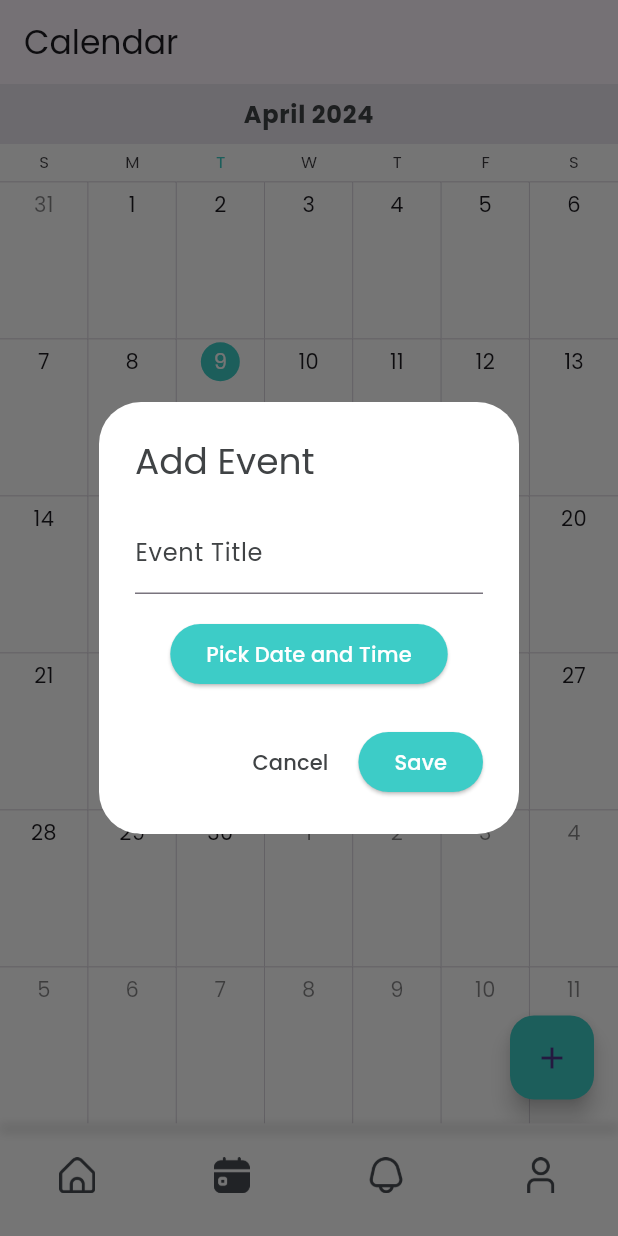
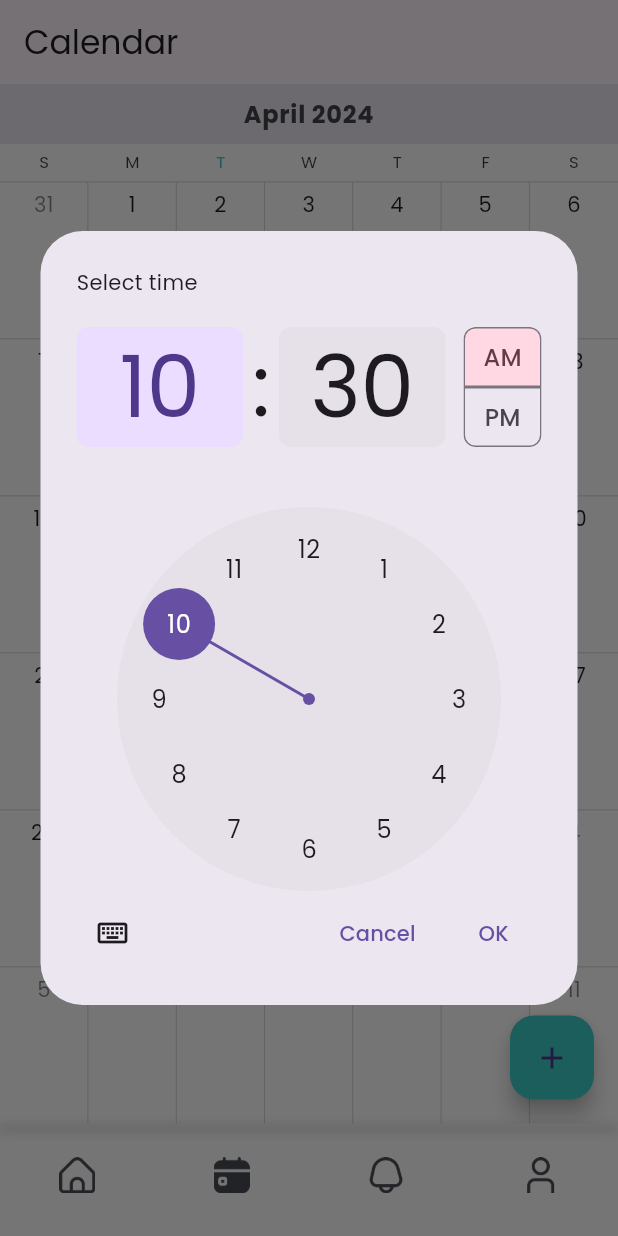
Before and after one commit to MexlTuba/stepping_stones, a Flutter app: the screen it shows after launch, item 2 of the bottom bar chosen, after a tap on the "add" icon, on a phone screen of 412 x 824 dp. Run offline on Flutter 3.47's test engine with Material 3 defaults, Android fonts, the phone set to English and light mode, and no system bars; drawn by our look-alikes of syncfusion_flutter_calendar; our stand-ins replace google_fonts.

Commit message:
modified calendar and notifications

```diff
--- a/lib/main.dart
+++ b/lib/main.dart
@@ -15,7 +15,6 @@ class MainApp extends StatelessWidget {
   Widget build(BuildContext context) {
     return MaterialApp(
       theme: ThemeData(
-        // Define the default font family
         fontFamily: GoogleFonts.poppins().fontFamily,
       ),
       home: SafeArea(
--- a/lib/screens/calendar_page.dart
+++ b/lib/screens/calendar_page.dart
@@ -65,74 +65,66 @@ class _CalendarPageState extends State<CalendarPage> {
     );
   }
 
+
+
   void _showAddEventDialog() async {
-    final newEvent = await showDialog(
+
+  _selectedDateTime ??= DateTime.now();
+  _eventTitleController.clear();
+
+  final TimeOfDay? pickedTime = await showTimePicker(
+    context: context,
+    initialTime: TimeOfDay.fromDateTime(_selectedDateTime!),
+  );
+
+  if (pickedTime != null) {
+
+    _selectedDateTime = DateTime(
+      _selectedDateTime!.year,
+      _selectedDateTime!.month,
+      _selectedDateTime!.day,
+      pickedTime.hour,
+      pickedTime.minute,
+    );
+
+    final newEvent = await showDialog<Appointment>(
       context: context,
       builder: (context) => AlertDialog(
         backgroundColor: Colors.white,
-        title: Text('Add Event',
-            style: TextStyle(
-                color: const Color(0xFF404345))),
+        title: Text('Add Event', style: TextStyle(color: const Color(0xFF404345))),
         content: SingleChildScrollView(
-          child: Column(
-            mainAxisSize: MainAxisSize.min,
-            children: [
-              TextField(
+          child: TextField(
             controller: _eventTitleController,
             decoration: InputDecoration(
               labelText: 'Event Title',
               focusedBorder: UnderlineInputBorder(
-                    borderSide: BorderSide(
-                        color: const Color(
-                            0xFF3DCCC7)),
+                borderSide: BorderSide(color: const Color(0xFF3DCCC7)),
               ),
-                  labelStyle: TextStyle(
-                      color: const Color(0xFF404345)),
+              labelStyle: TextStyle(color: const Color(0xFF404345)),
             ),
             cursorColor: const Color(0xFF3DCCC7),
-                style:
-                    TextStyle(color: const Color(0xFF404345)),
-              ),
-              SizedBox(height: 16),
-              ElevatedButton(
-                onPressed: _pickDateTime,
-                style: ElevatedButton.styleFrom(
-                  backgroundColor:
-                      const Color(0xFF3DCCC7),
-                ),
-                child: Text(
-                  'Pick Date and Time',
-                  style: TextStyle(
-                      color: Colors.white),
-                ),
-              ),
-            ],
+            style: TextStyle(color: const Color(0xFF404345)),
           ),
         ),
         actions: [
           TextButton(
-            onPressed: () {
-              Navigator.of(context).pop(null);
-            },
-            child: Text('Cancel',
-                style: TextStyle(
-                    color: const Color(0xFF404345))),
+            onPressed: () => Navigator.of(context).pop(null),
+            child: Text('Cancel', style: TextStyle(color: const Color(0xFF404345))),
           ),
           ElevatedButton(
             onPressed: () {
-              final newAppointment = Appointment(
+
+              if (_eventTitleController.text.isNotEmpty) {
+                final Appointment newAppointment = Appointment(
                   startTime: _selectedDateTime!,
                   endTime: _selectedDateTime!.add(Duration(hours: 1)),
                   subject: _eventTitleController.text,
                 );
                 Navigator.of(context).pop(newAppointment);
+              }
             },
-            child: Text('Save',
-                style: TextStyle(color: Colors.white)),
-            style: ElevatedButton.styleFrom(
-              backgroundColor:
-                  const Color(0xFF3DCCC7),
-            ),
+            child: Text('Save', style: TextStyle(color: Colors.white)),
+            style: ElevatedButton.styleFrom(backgroundColor: const Color(0xFF3DCCC7)),
           ),
         ],
       ),
@@ -141,9 +133,13 @@ class _CalendarPageState extends State<CalendarPage> {
     if (newEvent != null) {
       setState(() {
         _appointments.add(newEvent);
+
+        _selectedDateTime = null;
       });
     }
   }
+}
+
 
   void _pickDateTime() async {
     final pickedDateTime = await showDatePicker(
--- a/lib/screens/home_page.dart
+++ b/lib/screens/home_page.dart
@@ -5,9 +5,8 @@ import 'package:stepping_stones/screens/home_screen.dart';
 import 'package:stepping_stones/screens/notification_page.dart';
 import 'package:stepping_stones/screens/user_drawer.dart';
 import 'package:stepping_stones/widgets/bottom_navbar.dart';
+import 'package:flutter/material.dart';
 
-import 'package:flutter/material.dart';
-// ... Other imports ...
 
 class HomePage extends StatefulWidget {
   HomePage({Key? key}) : super(key: key);
@@ -18,31 +17,29 @@ class HomePage extends StatefulWidget {
 
 class _HomePageState extends State<HomePage> {
   int _selectedIndex = 0;
-  final GlobalKey<ScaffoldState> _scaffoldKey = GlobalKey<ScaffoldState>(); // Scaffold key
+  final GlobalKey<ScaffoldState> _scaffoldKey = GlobalKey<ScaffoldState>();
 
   void _onItemTapped(int index) {
     if (index == 3) {
-      _scaffoldKey.currentState?.openEndDrawer(); // Open end drawer
+      _scaffoldKey.currentState?.openEndDrawer();
     } else {
       setState(() {
-        _selectedIndex = index; // Switch between pages
+        _selectedIndex = index;
       });
     }
   }
 
-  // Pages for the IndexedStack
   final List<Widget> _pages = [
-    HomeScreen(patientList: patientList), // Placeholder for HomeScreen page
-    CalendarPage(), // Placeholder for Calendar page
-    NotificationsPage(), // Placeholder for Notifications page
-    // Do not place SideMenu here
+    HomeScreen(patientList: patientList),
+    CalendarPage(),
+    NotificationsPage(),
   ];
 
   @override
   Widget build(BuildContext context) {
     return Scaffold(
       key: _scaffoldKey,
-      endDrawer: SideMenu(), // Your custom drawer here, now as an endDrawer
+      endDrawer: SideMenu(),
       bottomNavigationBar: BottomNavBar(
         selectedIndex: _selectedIndex,
         onItemTapped: _onItemTapped,
--- a/lib/screens/user_drawer.dart
+++ b/lib/screens/user_drawer.dart
@@ -60,7 +60,7 @@ class SideMenu extends StatelessWidget {
             accountEmail: Text('Chief Heart Hospital'),
             currentAccountPicture: CircleAvatar(
               backgroundColor: Colors.grey,
-              child: Text('J'), // Placeholder for profile image
+              child: Text('J'),
             ),
             decoration: BoxDecoration(
               color: Colors.blue,
@@ -70,8 +70,7 @@ class SideMenu extends StatelessWidget {
             leading: Icon(Icons.settings),
             title: Text('Settings'),
             onTap: () {
-              // Update the state of the app.
-              // ...
+
               Navigator.pop(context);
             },
           ),
@@ -79,8 +78,7 @@ class SideMenu extends StatelessWidget {
             leading: Icon(Icons.info_outline),
             title: Text('About'),
             onTap: () {
-              // Update the state of the app.
-              // ...
+
               Navigator.pop(context);
             },
           ),
--- a/lib/widgets/bottom_navbar.dart
+++ b/lib/widgets/bottom_navbar.dart
@@ -54,7 +54,7 @@ class BottomNavBar extends StatelessWidget {
           height: 75,
           child: BottomNavigationBar(
             type: BottomNavigationBarType.fixed,
-            elevation: 0, // Adjust the elevation here
+            elevation: 0,
             backgroundColor: AppStyles.colorScheme.primary,
             items: navBarIcons,
             currentIndex: selectedIndex,
```
Lines whose indentation alone changed are shown as unchanged.
